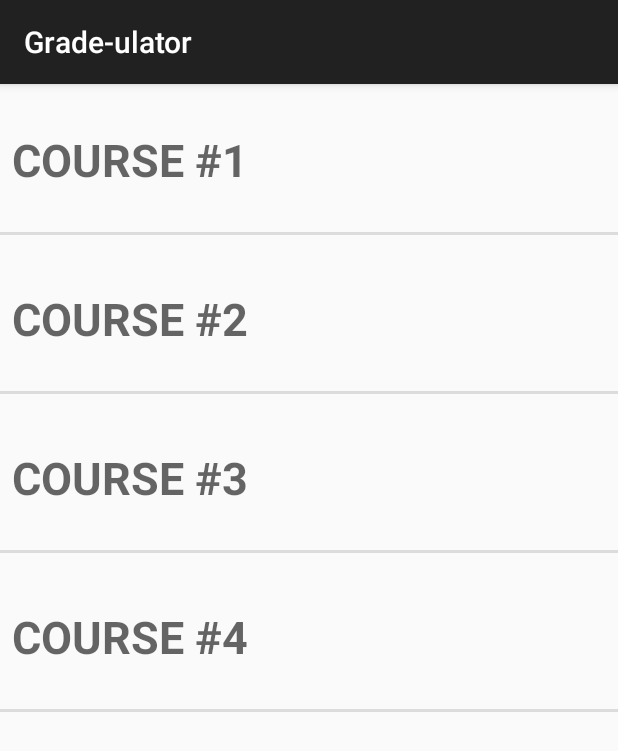
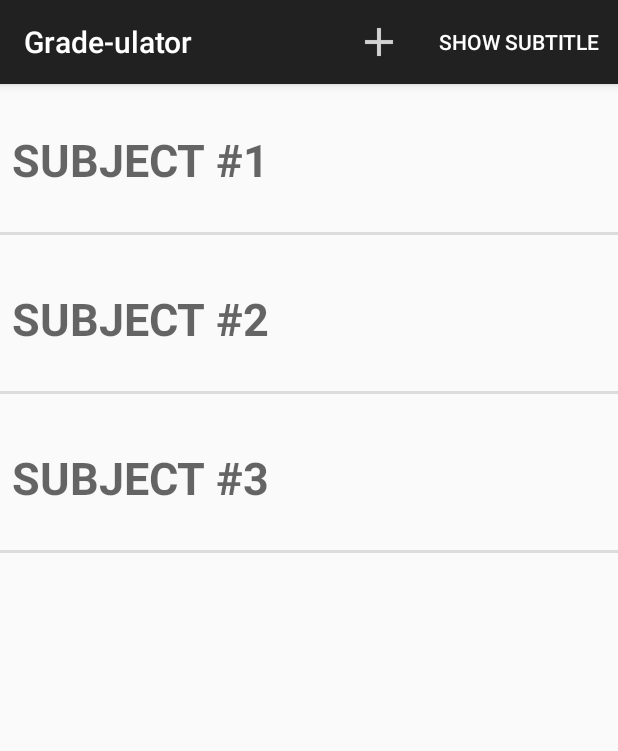
Before and after one commit to hirvi3/Grade-ulator, an Android app: the screen it shows after launch (CourseListActivity), on a phone screen of 412 x 824 dp. Shown: the top 751 px of the screen. Run offline under Robolectric (Android 15) with nearby library versions, the light colour scheme and no system bars.

Commit message:
Added a toolbar and new subject button as well as a back button

```diff
--- a/app/src/main/AndroidManifest.xml
+++ b/app/src/main/AndroidManifest.xml
@@ -18,6 +18,7 @@
         </activity>
         <activity
             android:name=".CoursePagerActivity"
+            android:parentActivityName=".CourseListActivity"
             android:screenOrientation="portrait">
             </activity>
     </application>
--- a/app/src/main/java/com/harry/grade_ulator/CourseLab.java
+++ b/app/src/main/java/com/harry/grade_ulator/CourseLab.java
@@ -13,6 +13,10 @@ import java.util.UUID;
 public class CourseLab {
     private static CourseLab sCourseLab;
 
+    public void addCourse(Course c) {
+        mCourses.add(c);
+    }
+
     private List<Course> mCourses;
 
     public static CourseLab get(Context context) {
@@ -23,9 +27,9 @@ public class CourseLab {
     }
     private CourseLab(Context context) {
         mCourses = new ArrayList<>();
-        for (int i = 1; i < 5; i++) {
+        for (int i = 1; i < 4; i++) {
             Course course = new Course();
-            course.setTitle("Course #" + i);
+            course.setTitle("Subject #" + i);
             mCourses.add(course);
         }
     }
--- a/app/src/main/java/com/harry/grade_ulator/CourseListFragment.java
+++ b/app/src/main/java/com/harry/grade_ulator/CourseListFragment.java
@@ -3,9 +3,13 @@ package com.harry.grade_ulator;
 import android.content.Intent;
 import android.os.Bundle;
 import android.support.v4.app.Fragment;
+import android.support.v7.app.AppCompatActivity;
 import android.support.v7.widget.LinearLayoutManager;
 import android.support.v7.widget.RecyclerView;
 import android.view.LayoutInflater;
+import android.view.Menu;
+import android.view.MenuInflater;
+import android.view.MenuItem;
 import android.view.View;
 import android.view.ViewGroup;
 import android.widget.TextView;
@@ -21,6 +25,13 @@ public class CourseListFragment extends Fragment {
 
     private RecyclerView mCourseRecyclerView;
     private CourseAdapter mAdapter;
+    private boolean mSubtitleVisible;
+
+    @Override
+    public void onCreate(Bundle savedInstanceState) {
+        super.onCreate(savedInstanceState);
+        setHasOptionsMenu(true);
+    }
 
     @Override
     public View onCreateView(LayoutInflater inflater, ViewGroup container,
@@ -41,6 +52,52 @@ public class CourseListFragment extends Fragment {
         updateUI();
     }
 
+    @Override
+    public void onCreateOptionsMenu(Menu menu, MenuInflater inflater) {
+        super.onCreateOptionsMenu(menu, inflater);
+        inflater.inflate(R.menu.fragment_course_list, menu);
+
+        MenuItem subtitleItem = menu.findItem(R.id.menu_item_show_subtitle);
+        if (mSubtitleVisible) {
+            subtitleItem.setTitle(R.string.hide_subtitle);
+        } else {
+            subtitleItem.setTitle(R.string.show_subtitle);
+        }
+    }
+
+    @Override
+    public boolean onOptionsItemSelected(MenuItem item) {
+        switch (item.getItemId()) {
+            case R.id.menu_item_new_course:
+                Course course = new Course();
+                CourseLab.get(getActivity()).addCourse(course);
+                Intent intent = CoursePagerActivity
+                        .newIntent(getActivity(), course.getId());
+                startActivity(intent);
+                return true;
+            case R.id.menu_item_show_subtitle:
+                mSubtitleVisible = !mSubtitleVisible;
+                getActivity().invalidateOptionsMenu();
+                updateSubtitle();
+                return true;
+            default:
+                return super.onOptionsItemSelected(item);
+        }
+    }
+
+    private void updateSubtitle() {
+        CourseLab courseLab = CourseLab.get(getActivity());
+        int courseCount = courseLab.getCourses().size();
+        String subtitle = getString(R.string.subtitle_format, courseCount);
+
+        if (!mSubtitleVisible) {
+            subtitle = null;
+        }
+
+        AppCompatActivity activity = (AppCompatActivity) getActivity();
+        activity.getSupportActionBar().setSubtitle(subtitle);
+    }
+
     private void updateUI() {
         CourseLab courseLab = CourseLab.get(getActivity());
         List<Course> courses = courseLab.getCourses();
@@ -51,6 +108,8 @@ public class CourseListFragment extends Fragment {
         } else {
             mAdapter.notifyDataSetChanged();
         }
+
+        updateSubtitle();
     }
 
     private class CourseHolder extends RecyclerView.ViewHolder implements View.OnClickListener {
--- /dev/null
+++ b/app/src/main/res/menu/fragment_course_list.xml
@@ -0,0 +1,16 @@
+<?xml version="1.0" encoding="utf-8"?>
+<menu xmlns:android="http://schemas.android.com/apk/res/android"
+    xmlns:app="http://schemas.android.com/apk/res-auto">
+    xmlns:app="http://schemas.android.com/apk/res-auto">
+    <item
+        android:id="@+id/menu_item_new_course"
+        android:icon="@drawable/ic_menu_add"
+        android:title="@string/new_course"
+        app:showAsAction="ifRoom|withText" />
+
+    <item
+        android:id="@+id/menu_item_show_subtitle"
+        android:title="@string/show_subtitle"
+        app:showAsAction="ifRoom"/>
+
+</menu>
--- a/app/src/main/res/values/strings.xml
+++ b/app/src/main/res/values/strings.xml
@@ -3,5 +3,9 @@
     <string name="course_title_hint">Enter a course name E.G. BUS101.</string>
     <string name="course_title_label">Course Name</string>
     <string name="grade_assesment_label">Assessment Items</string>
+    <string name="new_course">New Course</string>
+    <string name="show_subtitle">Show Subtitle</string>
+    <string name="hide_subtitle">Hide Subtitle</string>
+    <string name="subtitle_format">%1$s courses</string>
 
 </resources>
```
Also changed, not shown: app/src/main/res/drawable-hdpi/ic_menu_add.png (added), app/src/main/res/drawable-mdpi/ic_menu_add.png (added), app/src/main/res/drawable-xhdpi/ic_menu_add.png (added), app/src/main/res/drawable-xxhdpi/ic_menu_add.png (added).
